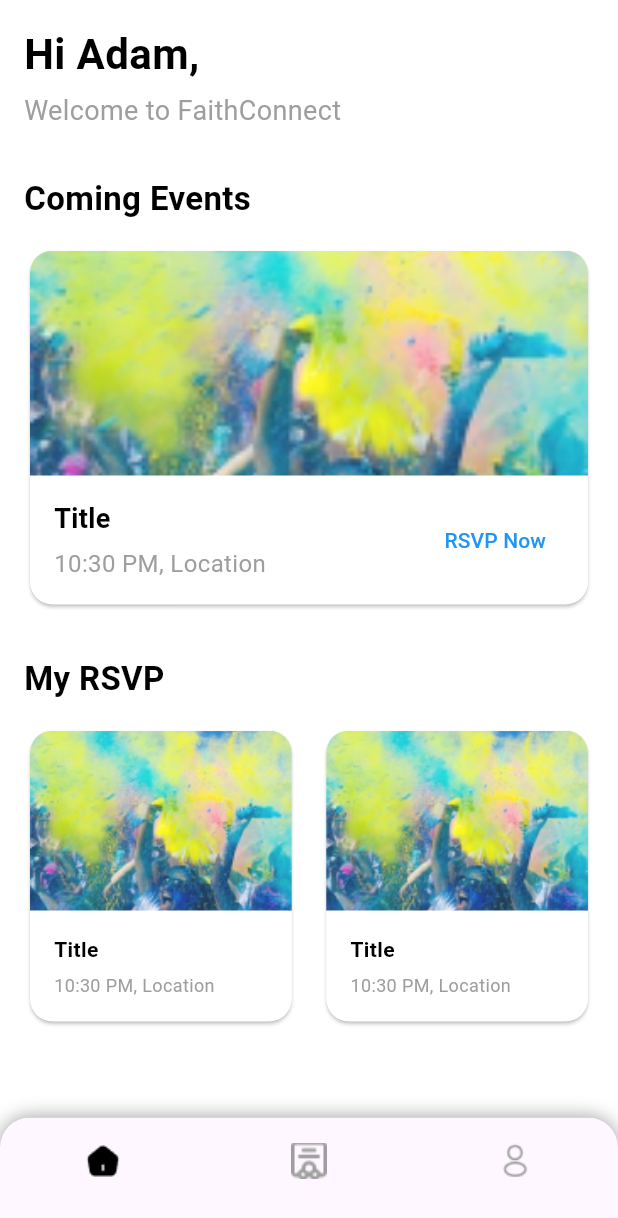
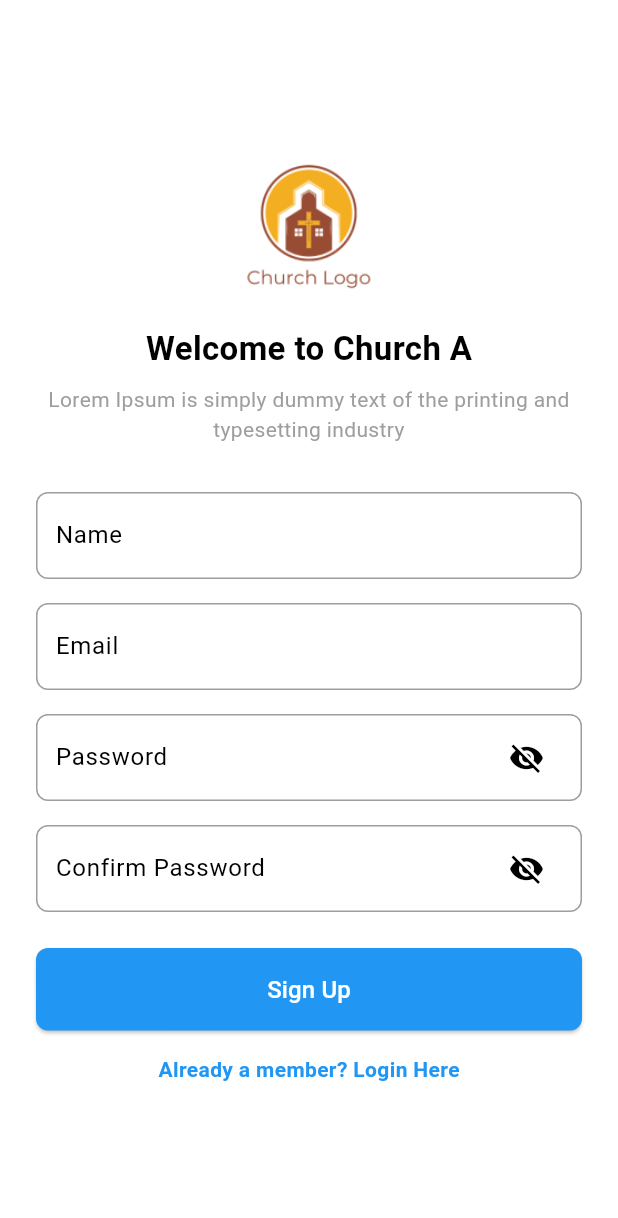
Before and after one commit to mh1199/church_app, a Flutter app: the screen it shows after launch, on a phone screen of 412 x 824 dp. Shown: the top 1218 px of the screen. Run offline on Flutter 3.47's test engine with Material 3 defaults, Android fonts, the phone set to English and light mode, and no system bars; our stand-ins replace after_layout, bot_toast, easy_localization, fluro, flutter_easyloading, flutter_mobx and 6 more; missing offline and left inert: dart:ffi; generated files the repository leaves out were written again.

Commit message:
properly setup login and register pages

```diff
--- a/lib/configs/routes_handler.dart
+++ b/lib/configs/routes_handler.dart
@@ -1,5 +1,6 @@
 
 import 'package:church_system/ui/login_page.dart';
+import 'package:church_system/ui/register_page.dart';
 import 'package:flutter/material.dart';
 
 import 'package:fluro/fluro.dart';
@@ -24,10 +25,12 @@ class Routes {
 
   static const String base = '/baseView';
   static const String login = '/loginView';
+  static const String register = '/registerView';
 
   static void configureRoutes(FluroRouter router) {
     router.define(base, handler: baseHandler);
     router.define(login, handler: loginHandler);
+    router.define(register, handler: registerHandler);
 
     router.notFoundHandler = Handler(
       handlerFunc: (BuildContext? context, Map<String, dynamic> params) {
@@ -54,6 +57,12 @@ var loginHandler = Handler(
   },
 );
 
+var registerHandler = Handler(
+  handlerFunc: (context, params) {
+    return const RegisterPage();
+  },
+);
+
 
 // var baseHandler = Handler(
 //   handlerFunc: (context, params) {
--- a/lib/helpers/constants.dart
+++ b/lib/helpers/constants.dart
@@ -8,6 +8,8 @@ class Constants{
   static const String PATH_ICON_PROFILE_PROFILE = 'assets/images/profile-profile.png';
   static const String PATH_ICON_PROFILE_TRANSLATE = 'assets/images/profile-translate.png';
 
+  static const String PATH_PLACEHOLDER_LOGIN = 'assets/images/placeholder_login.png';
+
 
   // static const String PATH_IMG_NO_CERT = 'assets/images/profile.png';
 
--- a/lib/my_app.dart
+++ b/lib/my_app.dart
@@ -1,6 +1,7 @@
 
 import 'package:bot_toast/bot_toast.dart';
 import 'package:church_system/ui/base_page.dart';
+import 'package:church_system/ui/register_page.dart';
 import 'package:church_system/widgets/custom_page.dart';
 import 'package:fluro/fluro.dart';
 import 'package:flutter/material.dart';
@@ -84,9 +85,10 @@ class MyAppState extends State<MyApp> {
 
             title: 'CHURCH',
             debugShowCheckedModeBanner: false,
-            initialRoute: Routes.base,
+            initialRoute: Routes.register,
             routes: <String, WidgetBuilder>{
-              Routes.base: (context) => const BasePage(page: 0,),
+              // Routes.base: (context) => const BasePage(page: 0,),
+              Routes.register: (context) => const RegisterPage(),
             },
             onGenerateRoute: Routes.router.generator,
             navigatorObservers: [
--- /dev/null
+++ b/lib/ui/register_page.dart
@@ -0,0 +1,192 @@
+import 'package:after_layout/after_layout.dart';
+import 'package:flutter/material.dart';
+
+import '../configs/locator.dart';
+import '../configs/routes_handler.dart';
+import '../helpers/constants.dart';
+import '../services/navigation_service.dart';
+import 'base_page.dart';
+
+class RegisterPage extends StatefulWidget {
+  const RegisterPage({Key? key}) : super(key: key);
+
+  @override
+  State<RegisterPage> createState() => RegisterPageState();
+}
+
+class RegisterPageState extends State<RegisterPage>
+    with SingleTickerProviderStateMixin, AfterLayoutMixin<RegisterPage> {
+
+  bool _isPasswordVisible = false;
+  bool _isConfirmPasswordVisible = false;
+
+  @override
+  void afterFirstLayout(BuildContext context) {
+
+  }
+
+  @override
+  Widget build(BuildContext context) {
+    return Scaffold(
+      resizeToAvoidBottomInset: false,
+      body: Padding(
+        padding: const EdgeInsets.symmetric(horizontal: 24.0),
+        child: Column(
+          mainAxisAlignment: MainAxisAlignment.center,
+          children: [
+            // Church Logo
+            Image.asset(
+              Constants.PATH_PLACEHOLDER_LOGIN, // Replace with your logo path
+              height: 100,
+              width: 100,
+            ),
+            SizedBox(height: 16),
+            Text(
+              'Welcome to Church A',
+              style: TextStyle(
+                fontSize: 22,
+                fontWeight: FontWeight.bold,
+                color: Colors.black,
+              ),
+            ),
+            SizedBox(height: 8),
+            Text(
+              'Lorem Ipsum is simply dummy text of the printing and typesetting industry',
+              textAlign: TextAlign.center,
+              style: TextStyle(
+                fontSize: 14,
+                color: Colors.grey,
+              ),
+            ),
+            SizedBox(height: 32),
+
+            // Name Field
+            Container(
+              decoration: BoxDecoration(
+                color: Colors.white,
+                borderRadius: BorderRadius.circular(8.0),
+                border: Border.all(color: Colors.grey),
+              ),
+              padding: EdgeInsets.symmetric(horizontal: 12),
+              child: TextFormField(
+                decoration: InputDecoration(
+                  labelText: 'Name',
+                  border: InputBorder.none,
+                ),
+              ),
+            ),
+            SizedBox(height: 16),
+
+            // Email Field
+            Container(
+              decoration: BoxDecoration(
+                color: Colors.white,
+                borderRadius: BorderRadius.circular(8.0),
+                border: Border.all(color: Colors.grey),
+              ),
+              padding: EdgeInsets.symmetric(horizontal: 12),
+              child: TextFormField(
+                decoration: InputDecoration(
+                  labelText: 'Email',
+                  border: InputBorder.none,
+                ),
+              ),
+            ),
+            SizedBox(height: 16),
+
+            // Password Field
+            Container(
+              decoration: BoxDecoration(
+                color: Colors.white,
+                borderRadius: BorderRadius.circular(8.0),
+                border: Border.all(color: Colors.grey),
+              ),
+              padding: EdgeInsets.symmetric(horizontal: 12),
+              child: TextFormField(
+                obscureText: !_isPasswordVisible,
+                decoration: InputDecoration(
+                  labelText: 'Password',
+                  border: InputBorder.none,
+                  suffixIcon: IconButton(
+                    icon: Icon(
+                      _isPasswordVisible ? Icons.visibility : Icons.visibility_off,
+                    ),
+                    onPressed: () {
+                      setState(() {
+                        _isPasswordVisible = !_isPasswordVisible;
+                      });
+                    },
+                  ),
+                ),
+              ),
+            ),
+            SizedBox(height: 16),
+
+            // Confirm Password Field
+            Container(
+              decoration: BoxDecoration(
+                color: Colors.white,
+                borderRadius: BorderRadius.circular(8.0),
+                border: Border.all(color: Colors.grey, width: 1),
+              ),
+              padding: EdgeInsets.symmetric(horizontal: 12),
+              child: TextFormField(
+                obscureText: !_isConfirmPasswordVisible,
+                decoration: InputDecoration(
+                  labelText: 'Confirm Password',
+                  border: InputBorder.none,
+                  suffixIcon: IconButton(
+                    icon: Icon(
+                      _isConfirmPasswordVisible ? Icons.visibility : Icons.visibility_off,
+                    ),
+                    onPressed: () {
+                      setState(() {
+                        _isConfirmPasswordVisible = !_isConfirmPasswordVisible;
+                      });
+                    },
+                  ),
+                ),
+              ),
+            ),
+            SizedBox(height: 24),
+
+            // Sign Up Button
+            SizedBox(
+              width: double.infinity,
+              child: ElevatedButton(
+                onPressed: () {
+                  Routes.router.navigateTo(
+                             locator<NavigationService>().context(), Routes.base,
+                           replace: true);
+                },
+                child: Text('Sign Up', style: TextStyle(fontSize: 16, color: Colors.white)),
+                style: ElevatedButton.styleFrom(
+                  backgroundColor: Colors.blue,
+                  padding: EdgeInsets.symmetric(vertical: 16),
+                  shape: RoundedRectangleBorder(
+                    borderRadius: BorderRadius.circular(8.0),
+                  ),
+                ),
+              ),
+            ),
+            SizedBox(height: 16),
+
+            // Login Link
+            GestureDetector(
+              onTap: () {
+                Routes.router.navigateTo(locator<NavigationService>().context(), Routes.login);
+              },
+              child: Text(
+                'Already a member? Login Here',
+                style: TextStyle(
+                  color: Colors.blue,
+                  fontWeight: FontWeight.bold,
+                ),
+              ),
+            ),
+          ],
+        ),
+      ),
+    );
+  }
+}
```
Also changed, not shown: lib/ui/login_page.dart (+138 -33 lines), lib/ui/profile_page.dart (+12 -12 lines), assets/images/placeholder_login.png (added).
